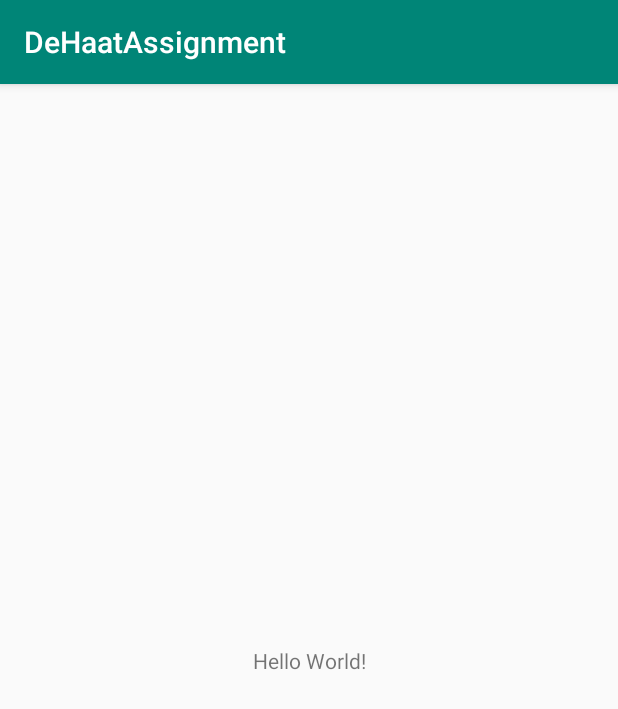
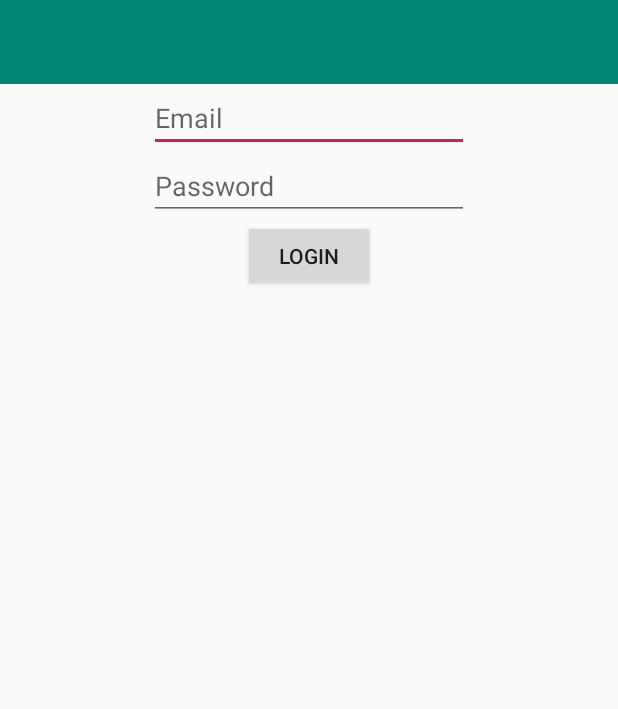
Before and after one commit to rajfp/AssignmentApplication, an Android app: the screen it shows after launch (MainActivity), on a phone screen of 412 x 824 dp. Shown: the top 709 px of the screen. Run offline under Robolectric (Android 15) with nearby library versions, the phone set to English and light mode, and no system bars.

Commit message:
Added fragments, layouts and retrofit call to get Authors list

```diff
--- a/base_code/app/src/main/AndroidManifest.xml
+++ b/base_code/app/src/main/AndroidManifest.xml
@@ -1,12 +1,14 @@
 <?xml version="1.0" encoding="utf-8"?>
 <manifest xmlns:android="http://schemas.android.com/apk/res/android"
     package="com.dehaat.dehaatassignment">
+    <uses-permission android:name="android.permission.INTERNET"></uses-permission>
 
     <application
         android:allowBackup="true"
         android:icon="@mipmap/ic_launcher"
         android:label="@string/app_name"
         android:roundIcon="@mipmap/ic_launcher_round"
+        android:networkSecurityConfig="@xml/network_security_config"
         android:supportsRtl="true"
         android:theme="@style/AppTheme">
         <activity android:name=".activity.LoginActivity"></activity>
--- a/base_code/app/src/main/java/com/dehaat/dehaatassignment/activity/MainActivity.java
+++ b/base_code/app/src/main/java/com/dehaat/dehaatassignment/activity/MainActivity.java
@@ -1,10 +1,14 @@
 package com.dehaat.dehaatassignment.activity;
 
 import androidx.appcompat.app.AppCompatActivity;
+import androidx.fragment.app.FragmentManager;
+import androidx.fragment.app.FragmentTransaction;
 
+import android.accounts.AccountManager;
 import android.os.Bundle;
 
 import com.dehaat.dehaatassignment.R;
+import com.dehaat.dehaatassignment.fragments.LoginFragment;
 
 public class MainActivity extends AppCompatActivity {
 
@@ -12,5 +16,9 @@ public class MainActivity extends AppCompatActivity {
     protected void onCreate(Bundle savedInstanceState) {
         super.onCreate(savedInstanceState);
         setContentView(R.layout.activity_main);
+        FragmentManager fragmentManager=getSupportFragmentManager();
+        FragmentTransaction fragmentTransaction=fragmentManager.beginTransaction();
+        fragmentTransaction.add(R.id.fragment_container,new LoginFragment(),null);
+        fragmentTransaction.commit();
     }
 }
--- a/base_code/app/src/main/java/com/dehaat/dehaatassignment/dao/BookDao.java
+++ b/base_code/app/src/main/java/com/dehaat/dehaatassignment/dao/BookDao.java
@@ -4,4 +4,5 @@ import androidx.room.Dao;
 
 @Dao
 public interface BookDao {
+
 }
--- a/base_code/app/src/main/java/com/dehaat/dehaatassignment/database/AppDatabase.java
+++ b/base_code/app/src/main/java/com/dehaat/dehaatassignment/database/AppDatabase.java
@@ -1,12 +1,15 @@
 package com.dehaat.dehaatassignment.database;
 
 import android.content.Context;
+
+import com.dehaat.dehaatassignment.model.Author;
+import com.dehaat.dehaatassignment.model.Book;
 
 import androidx.room.Database;
 import androidx.room.Room;
 import androidx.room.RoomDatabase;
 
-@Database(entities = {},version = 1)
+@Database(entities = {Author.class, Book.class},version = 1)
 public abstract class AppDatabase extends RoomDatabase {
 
     private static volatile AppDatabase INSTANCE;
--- a/base_code/app/src/main/java/com/dehaat/dehaatassignment/rest/AppRestClientService.java
+++ b/base_code/app/src/main/java/com/dehaat/dehaatassignment/rest/AppRestClientService.java
@@ -1,6 +1,6 @@
 package com.dehaat.dehaatassignment.rest;
 
-import com.dehaat.dehaatassignment.model.Author;
+import com.dehaat.dehaatassignment.model.AuthorsResponseDto;
 import com.google.gson.JsonElement;
 
 import java.util.List;
@@ -11,10 +11,10 @@ import retrofit2.http.POST;
 
 public interface AppRestClientService {
 
-    @POST("/dehaat/login")
+    @POST("dehaat/login")
     Call<JsonElement> login();
 
-    @GET("/dehaat/authors")
-    Call<JsonElement> getListOfAuthors();
+    @GET("dehaat/authors")
+    Call<AuthorsResponseDto> fetchListOfAuthors();
 
 }
--- a/base_code/app/src/main/res/layout/activity_main.xml
+++ b/base_code/app/src/main/res/layout/activity_main.xml
@@ -1,18 +1,32 @@
 <?xml version="1.0" encoding="utf-8"?>
-<androidx.constraintlayout.widget.ConstraintLayout xmlns:android="http://schemas.android.com/apk/res/android"
+<LinearLayout xmlns:android="http://schemas.android.com/apk/res/android"
     xmlns:app="http://schemas.android.com/apk/res-auto"
     xmlns:tools="http://schemas.android.com/tools"
     android:layout_width="match_parent"
     android:layout_height="match_parent"
+    android:orientation="vertical"
     tools:context=".activity.MainActivity">
 
-    <TextView
-        android:layout_width="wrap_content"
+    <androidx.appcompat.widget.Toolbar
+        android:id="@+id/toolbar"
+        android:layout_width="match_parent"
         android:layout_height="wrap_content"
-        android:text="Hello World!"
+        android:background="@color/colorPrimary"
+        app:layout_constraintEnd_toEndOf="parent"
+        app:layout_constraintStart_toStartOf="parent"
+        app:layout_constraintTop_toTopOf="parent">
+
+    </androidx.appcompat.widget.Toolbar>
+
+    <FrameLayout
+        android:id="@+id/fragment_container"
+        android:layout_width="match_parent"
+        android:layout_height="match_parent"
         app:layout_constraintBottom_toBottomOf="parent"
-        app:layout_constraintLeft_toLeftOf="parent"
-        app:layout_constraintRight_toRightOf="parent"
-        app:layout_constraintTop_toTopOf="parent" />
+        app:layout_constraintEnd_toEndOf="parent"
+        app:layout_constraintStart_toStartOf="parent"
+        app:layout_constraintTop_toBottomOf="@+id/toolbar">
 
-</androidx.constraintlayout.widget.ConstraintLayout>
+    </FrameLayout>
+
+</LinearLayout>
--- a/base_code/app/src/main/res/layout/fragment_login.xml
+++ b/base_code/app/src/main/res/layout/fragment_login.xml
@@ -5,7 +5,7 @@
     xmlns:android="http://schemas.android.com/apk/res/android" >
 
     <EditText
-        android:id="@+id/editText"
+        android:id="@+id/et_email"
         android:layout_width="wrap_content"
         android:layout_height="wrap_content"
         android:ems="10"
@@ -16,7 +16,7 @@
         app:layout_constraintTop_toTopOf="parent" />
 
     <EditText
-        android:id="@+id/editText2"
+        android:id="@+id/et_password"
         android:layout_width="wrap_content"
         android:layout_height="wrap_content"
         android:ems="10"
@@ -24,7 +24,7 @@
         android:inputType="textPassword"
         app:layout_constraintEnd_toEndOf="parent"
         app:layout_constraintStart_toStartOf="parent"
-        app:layout_constraintTop_toBottomOf="@+id/editText" />
+        app:layout_constraintTop_toBottomOf="@+id/et_email" />
 
     <Button
         android:id="@+id/log_but"
@@ -33,5 +33,16 @@
         android:text="@string/login"
         app:layout_constraintEnd_toEndOf="parent"
         app:layout_constraintStart_toStartOf="parent"
-        app:layout_constraintTop_toBottomOf="@+id/editText2" />
+        app:layout_constraintTop_toBottomOf="@+id/et_password" />
+
+    <androidx.recyclerview.widget.RecyclerView
+        android:id="@+id/recycler_view"
+        android:layout_width="match_parent"
+        android:layout_height="wrap_content"
+        android:visibility="gone"
+        app:layout_constraintEnd_toEndOf="parent"
+        app:layout_constraintStart_toStartOf="parent"
+        app:layout_constraintTop_toTopOf="parent">
+
+    </androidx.recyclerview.widget.RecyclerView>
 </androidx.constraintlayout.widget.ConstraintLayout>
--- a/base_code/app/src/main/res/values/styles.xml
+++ b/base_code/app/src/main/res/values/styles.xml
@@ -1,7 +1,7 @@
 <resources>
 
     <!-- Base application theme. -->
-    <style name="AppTheme" parent="Theme.AppCompat.Light.DarkActionBar">
+    <style name="AppTheme" parent="Theme.AppCompat.Light.NoActionBar">
         <!-- Customize your theme here. -->
         <item name="colorPrimary">@color/colorPrimary</item>
         <item name="colorPrimaryDark">@color/colorPrimaryDark</item>
--- /dev/null
+++ b/base_code/app/src/main/res/xml/network_security_config.xml
@@ -0,0 +1,6 @@
+<?xml version="1.0" encoding="utf-8"?>
+<network-security-config>
+    <domain-config cleartextTrafficPermitted="true">
+        <domain includeSubdomains="true">10.0.2.2</domain>
+    </domain-config>
+</network-security-config>
```
Also changed, not shown: base_code/app/build.gradle (+9 -0 lines), base_code/app/src/main/java/com/dehaat/dehaatassignment/dao/AuthorDao.java (+8 -0 lines), base_code/app/src/main/java/com/dehaat/dehaatassignment/fragments/LoginFragment.kt (+28 -2 lines), base_code/app/src/main/java/com/dehaat/dehaatassignment/model/Author.java (deleted, +0 -9 lines), base_code/app/src/main/java/com/dehaat/dehaatassignment/model/Author.kt (added, +10 -0 lines), base_code/app/src/main/java/com/dehaat/dehaatassignment/model/AuthorsResponseDto.kt (added, +7 -0 lines), base_code/app/src/main/java/com/dehaat/dehaatassignment/model/Book.java (deleted, +0 -50 lines), base_code/app/src/main/java/com/dehaat/dehaatassignment/model/Book.kt (added, +10 -0 lines), base_code/app/src/main/java/com/dehaat/dehaatassignment/rest/AppRestClient.java (+21 -8 lines), base_code/app/src/main/res/layout/author_item_layout.xml (added, +29 -0 lines).
